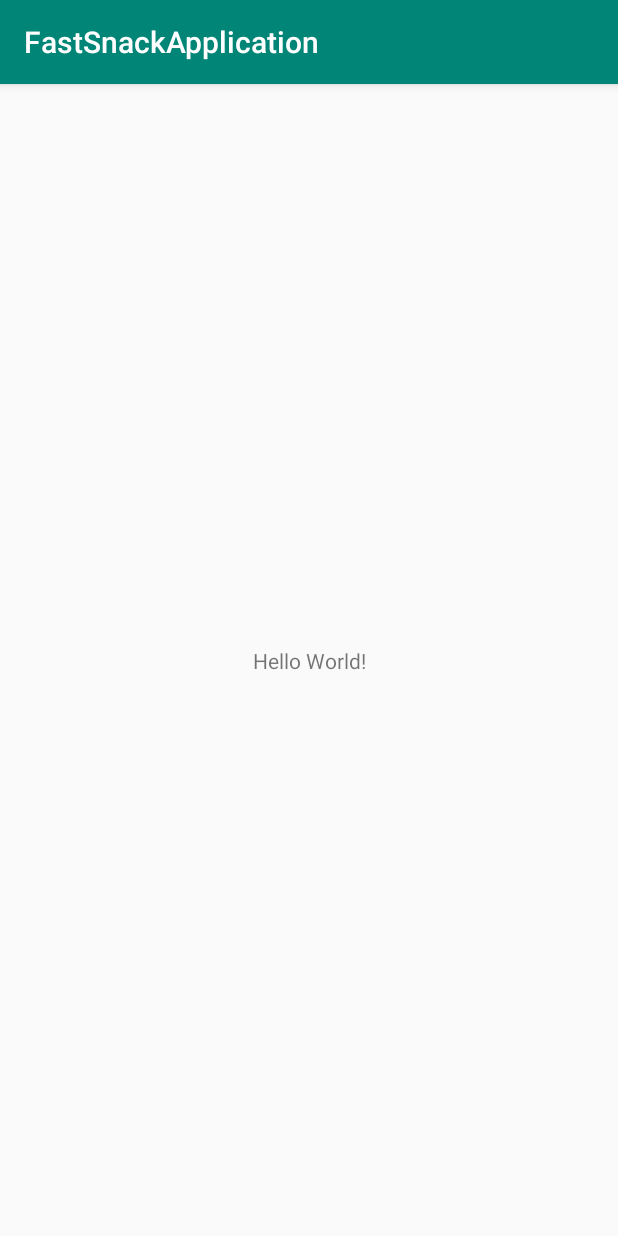
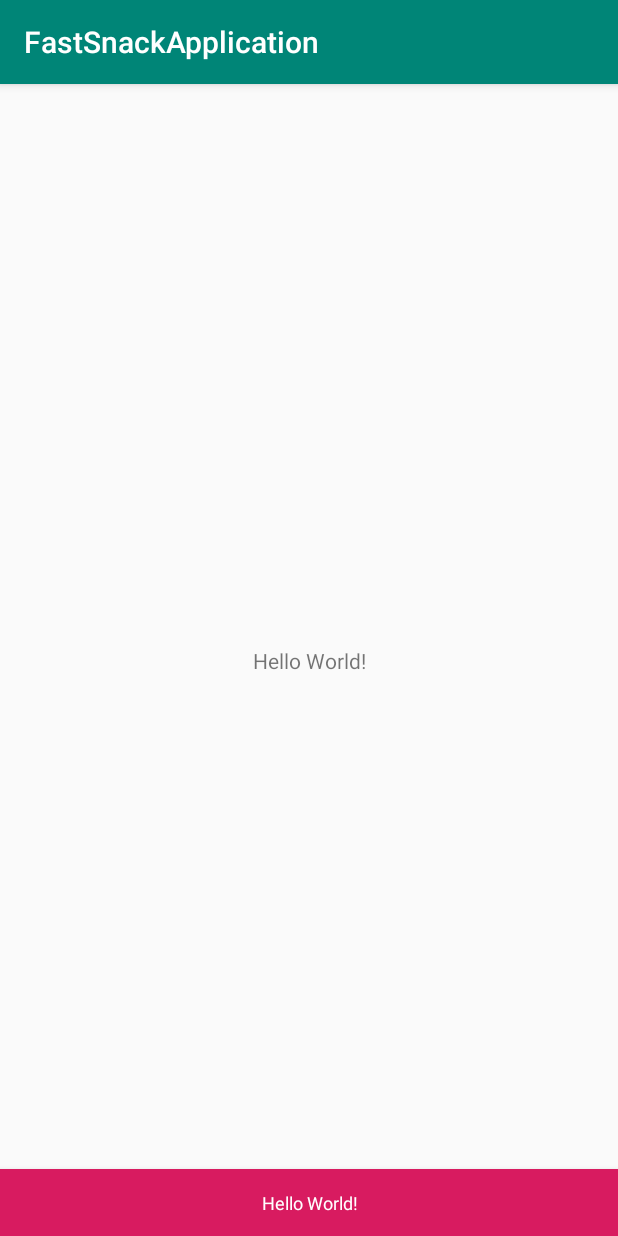
Before and after one commit to softrunapp/fastsnack, an Android app: the first screen one second after launch (MainActivity), on a phone screen of 412 x 824 dp. Run offline under Robolectric (Android 15) with nearby library versions, the phone set to English and light mode, and no system bars.

Commit message:
add backgroundColor method in FastSnack class add Application class

```diff
--- a/app/build.gradle
+++ b/app/build.gradle
@@ -25,4 +25,5 @@ dependencies {
     testImplementation 'junit:junit:4.12'
     androidTestImplementation 'com.android.support.test:runner:1.0.2'
     androidTestImplementation 'com.android.support.test.espresso:espresso-core:3.0.2'
+    implementation project(path: ':fastsnack')
 }
--- a/app/src/main/AndroidManifest.xml
+++ b/app/src/main/AndroidManifest.xml
@@ -3,6 +3,7 @@
     package="com.softunapps.fastsnackapplication">
 
     <application
+        android:name=".MyApplication"
         android:allowBackup="true"
         android:icon="@mipmap/ic_launcher"
         android:label="@string/app_name"
--- a/app/src/main/java/com/softunapps/fastsnackapplication/MainActivity.java
+++ b/app/src/main/java/com/softunapps/fastsnackapplication/MainActivity.java
@@ -2,6 +2,8 @@ package com.softunapps.fastsnackapplication;
 
 import android.support.v7.app.AppCompatActivity;
 import android.os.Bundle;
+
+import com.softunapps.fastsnack.FastSnack;
 
 public class MainActivity extends AppCompatActivity {
 
@@ -9,5 +11,8 @@ public class MainActivity extends AppCompatActivity {
     protected void onCreate(Bundle savedInstanceState) {
         super.onCreate(savedInstanceState);
         setContentView(R.layout.activity_main);
+
+        FastSnack.on(findViewById(R.id.root)).message("Hello World!").backgroundColor(getColor(R.color.colorAccent)).show();
+
     }
 }
--- /dev/null
+++ b/app/src/main/java/com/softunapps/fastsnackapplication/MyApplication.java
@@ -0,0 +1,15 @@
+package com.softunapps.fastsnackapplication;
+
+import android.app.Application;
+
+import com.softunapps.fastsnack.FastSnackConfigs;
+
+public class MyApplication extends Application {
+    @Override
+    public void onCreate() {
+        super.onCreate();
+
+        FastSnackConfigs.buildDefaults()
+                .setBackgroundColor(getColor(R.color.colorPrimaryDark));
+    }
+}
--- a/app/src/main/res/layout/activity_main.xml
+++ b/app/src/main/res/layout/activity_main.xml
@@ -2,6 +2,7 @@
 <android.support.constraint.ConstraintLayout xmlns:android="http://schemas.android.com/apk/res/android"
     xmlns:app="http://schemas.android.com/apk/res-auto"
     xmlns:tools="http://schemas.android.com/tools"
+    android:id="@+id/root"
     android:layout_width="match_parent"
     android:layout_height="match_parent"
     tools:context=".MainActivity">
--- a/fastsnack/src/main/java/com/softunapps/fastsnack/FastSnack.java
+++ b/fastsnack/src/main/java/com/softunapps/fastsnack/FastSnack.java
@@ -88,6 +88,11 @@ public class FastSnack {
         return this;
     }
 
+    public FastSnack backgroundColor(@ColorInt int backgroundColor) {
+        this.mBackgroundColor = backgroundColor;
+        return this;
+    }
+
     public FastSnack textAlignment(int textAlignment) {
         this.mTextAlignment = textAlignment;
         return this;
```
